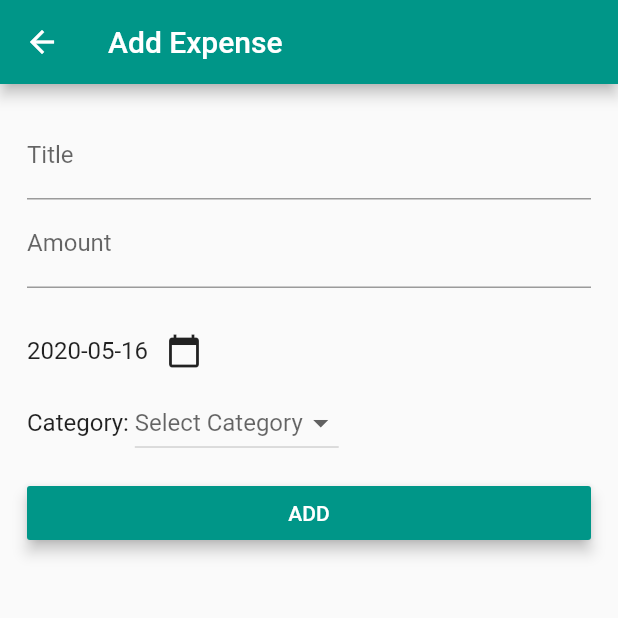
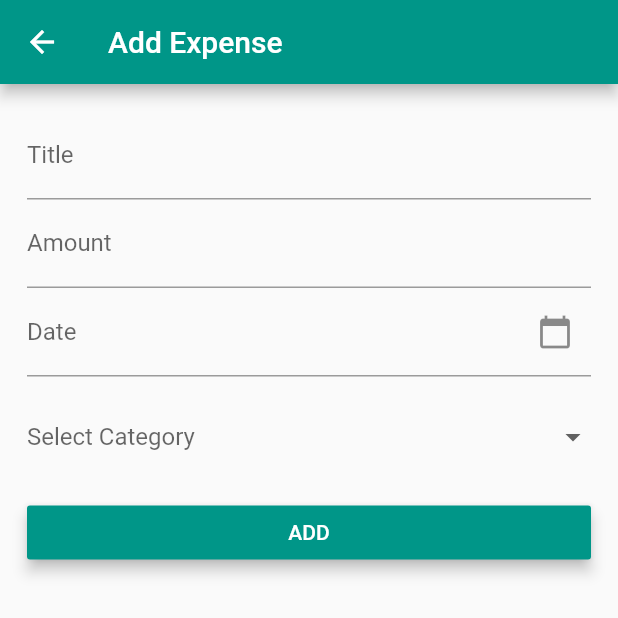
Before and after one commit to ousnik/expense_tracker, a Flutter app: the MyHomePage screen opened directly, after a tap on the "add" icon, on a phone screen of 412 x 824 dp, the top half of it. Run offline on Flutter 3.47's test engine with Material 2 defaults, Android fonts, the phone set to English and light mode, and no system bars; our stand-ins replace firebase_database; accounts and stored records are empty.

Commit message:
fixed homepage value update and tweaked add expense design

```diff
--- a/lib/add_expense.dart
+++ b/lib/add_expense.dart
@@ -14,6 +14,7 @@ class _AddExpensePageState extends State<AddExpensePage> {
 
   final addExpenseTitleController = TextEditingController();
   final addExpenseAmountController = TextEditingController();
+  final addExpenseDateController = TextEditingController();
 
   static DateTime _date = new DateTime.now();
 
@@ -29,6 +30,7 @@ class _AddExpensePageState extends State<AddExpensePage> {
       setState(() {
         _date = picked;
         dateStr = DateFormat('y-MM-dd').format(picked).toString();
+        addExpenseDateController.text=dateStr;
       });
     }
   }
@@ -41,6 +43,7 @@ class _AddExpensePageState extends State<AddExpensePage> {
   void dispose() {
     addExpenseTitleController.dispose();
     addExpenseAmountController.dispose();
+    addExpenseDateController.dispose();
     super.dispose();
   }
 
@@ -74,38 +77,26 @@ class _AddExpensePageState extends State<AddExpensePage> {
               ),
               decoration: InputDecoration(
                 labelText: 'Amount',
-                hintText: 'Enter an amount'
+                hintText: 'Enter an amount',
+                prefixText: '₹',
               ),
             ),
-
-            Padding(
-              padding: const EdgeInsets.only(top:18.0),
-              child: Row(
-                children: [
-                  Text(
-                    dateStr,
-                    style: TextStyle(
-                      fontSize: 16
+            InkWell(
+              child: IgnorePointer(
+                child: TextFormField(
+                  controller: addExpenseDateController,
+                  decoration: InputDecoration(
+                    labelText: 'Date',
+                    suffixIcon: Icon(Icons.calendar_today)
                   ),
                 ),
-                  IconButton(
-                    icon: Icon(Icons.calendar_today),
-                    onPressed: () => _selectDate(context),
               ),
-                ]
+              onTap: () => _selectDate(context),
             ),
-            ),
-            Padding(
-              padding: const EdgeInsets.only(bottom:12.0),
-              child: Row(
-                children: [
-                  Text(
-                    'Category: ',
-                    style: new TextStyle(
-                      fontSize: 16
-                    )
-                  ),
-                  DropdownButton<String>(
+            Divider(color: Colors.transparent,),
+            DropdownButtonHideUnderline(
+              child: DropdownButton<String>(
+                isExpanded: true,
                 value: category,
                 items: categoryList.map((String value) {
                   return new DropdownMenuItem<String>(
@@ -119,10 +110,9 @@ class _AddExpensePageState extends State<AddExpensePage> {
                     category=newValue;
                   });
                 }
-                  )
-                ]
               ),
             ),
+            Divider(color: Colors.transparent,),
             MaterialButton(
              child: Text(
                "ADD",
@@ -139,12 +129,6 @@ class _AddExpensePageState extends State<AddExpensePage> {
                  int.parse(addExpenseAmountController.text),
                  category
                 );
-                setState(() {
-                    categoryExpense[category]+=int.parse(addExpenseAmountController.text);
-                    if (category!='Income')
-                      totalExpense+=int.parse(addExpenseAmountController.text);
-                });
-
                 if (Navigator.canPop(context))
                   Navigator.pop(context);
              },
--- a/lib/expense_item.dart
+++ b/lib/expense_item.dart
@@ -1,4 +1,5 @@
 import 'package:firebase_database/firebase_database.dart';
+import 'values.dart';
 
 var dbReference = FirebaseDatabase.instance.reference();
 
@@ -46,6 +47,10 @@ void addExpenseItem(date,title,amount,category){
     'category':newItem.category
   };
 
+  categoryExpense[category]+=newItem.amount;
+  if (category!='Income')
+    totalExpense+=newItem.amount;
+
   dbReference.push().set(newItemMap);
   expenseList.add(newItem);
 
--- a/lib/home_page.dart
+++ b/lib/home_page.dart
@@ -46,8 +46,10 @@ class _MyHomePageState extends State<MyHomePage> {
       return Colors.black26;
   }
 
-  Container homeCategoryTemplate(icon, title){
-    return Container(
+  Padding homeCategoryTemplate(icon, title){
+    return Padding(
+      padding: const EdgeInsets.only(bottom:8.0),
+      child: Container(
         decoration: new BoxDecoration(
           color: getCategoryBackgroundColour(title),
           borderRadius: BorderRadius.all(
@@ -71,17 +73,18 @@ class _MyHomePageState extends State<MyHomePage> {
             ),
           ),
         ),
+      ),
     );
   }
 
   @override
   Widget build(BuildContext context) {
+
     return Scaffold(
-      resizeToAvoidBottomInset: false,
       appBar: AppBar(
         title: Text(widget.title),
       ),
-      body: Padding(
+      body: SingleChildScrollView(
         padding: const EdgeInsets.all(18.0),
         child: Column(
           mainAxisAlignment: MainAxisAlignment.spaceBetween,
@@ -123,7 +126,12 @@ class _MyHomePageState extends State<MyHomePage> {
                       MaterialPageRoute(
                         builder: (context) => AddExpensePage()
                       )
-                    );
+                    ).then((value) {
+                      setState(() {
+                        totalExpense=totalExpense;
+                        categoryExpense=categoryExpense;
+                      });
+                    });
                   },
                 ),
                 FloatingActionButton(
--- a/lib/values.dart
+++ b/lib/values.dart
@@ -21,9 +21,12 @@ Map listToZeroMap(List l){
   return m;
 }
 
+
 Map categoryExpense = listToZeroMap(categoryList);
 
 void manageExpenseFunc(){
+
+  categoryExpense = listToZeroMap(categoryList);
 
   for (int i=0;i<expenseList.length;i++){
 
```
Also changed, not shown: pubspec.lock. Lines whose indentation alone changed are shown as unchanged.
